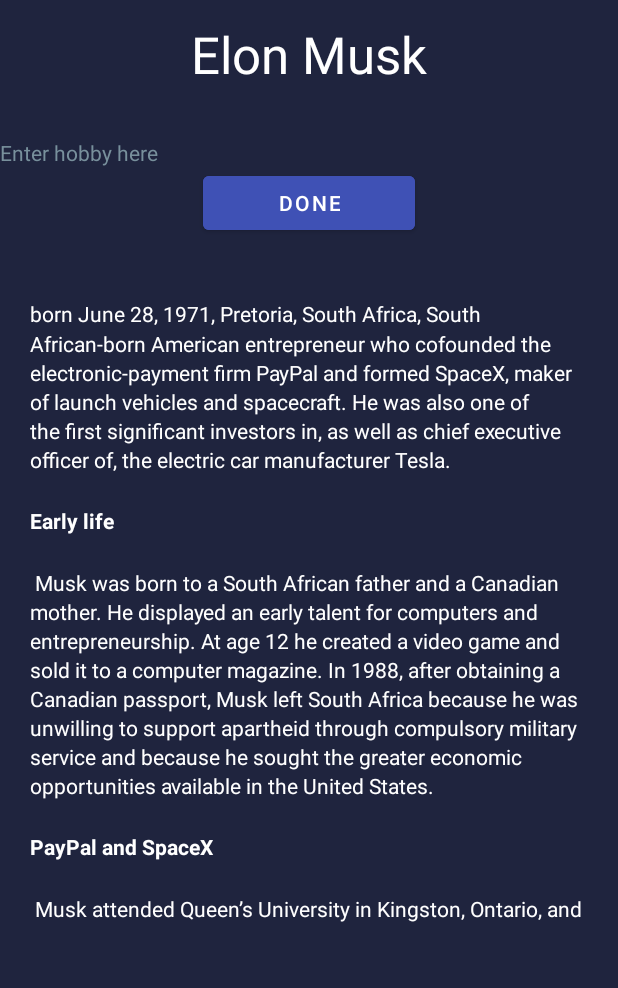
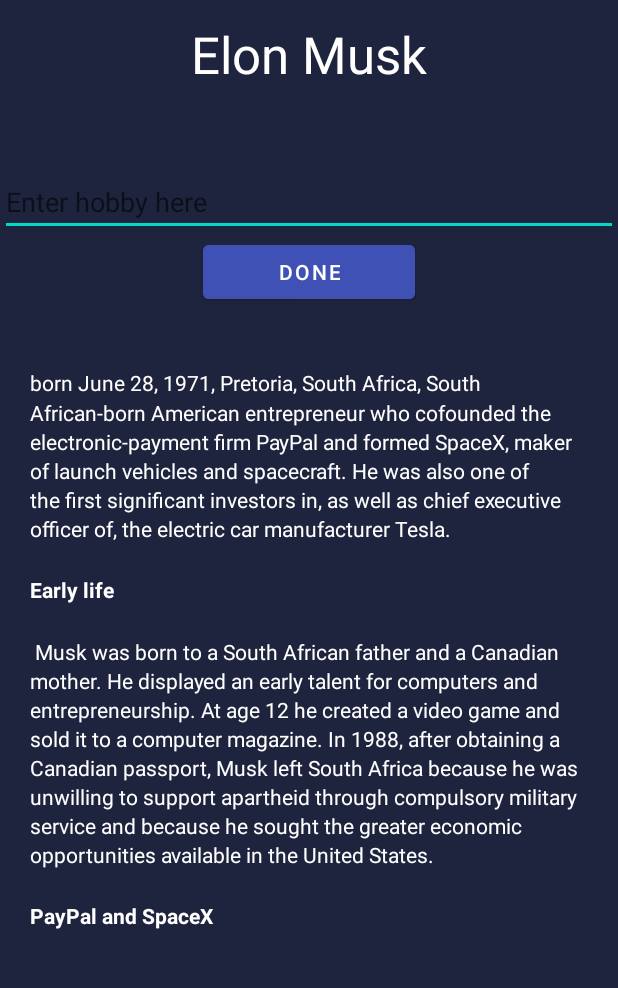
Before and after one commit to Zeino-Madikizela/Bio_Remake, an Android app: the screen it shows after launch (MainActivity), on a phone screen of 412 x 824 dp, the part 246-1234 px from its top. Run offline under Robolectric (Android 15) with nearby library versions, the phone set to English and light mode, and no system bars; our stand-ins replace data binding.

Commit message:
Replaced TextView for EditText (for the bobby input)

```diff
--- a/app/src/main/res/layout/activity_main.xml
+++ b/app/src/main/res/layout/activity_main.xml
@@ -29,13 +29,15 @@
             android:textSize="34sp"
             android:textStyle="bold" />
 
-        <TextView
+        <EditText
             android:id="@+id/enterHobby"
             android:layout_width="match_parent"
             android:layout_height="wrap_content"
+            android:ems="10"
             android:hint="@string/enterHobbyHint"
-            android:paddingTop="20dp"
-            android:textColorHint="#78909C" />
+            android:inputType="textPersonName"
+            android:paddingTop="50dp"
+            tools:ignore="TouchTargetSizeCheck,TouchTargetSizeCheck" />
 
         <Button
             android:id="@+id/doneButton"
@@ -49,6 +51,7 @@
             android:text="@string/doneButton" />
 
         <ScrollView
+            style="@style/ElonMuskStyle"
             android:layout_width="match_parent"
             android:layout_height="match_parent"
             android:paddingVertical="20dp"
--- a/app/src/main/res/values/styles.xml
+++ b/app/src/main/res/values/styles.xml
@@ -2,6 +2,8 @@
 <resources>
 
     <style name="ElonMuskStyle">
+        <item name="android:textSize">18sp</item>
+        <item name="android:textStyle">bold</item>
         <item name="android:layout_width">match_parent</item>
         <item name="android:layout_height">match_parent</item>
         <item name="android:background">#1F243E</item>
```
